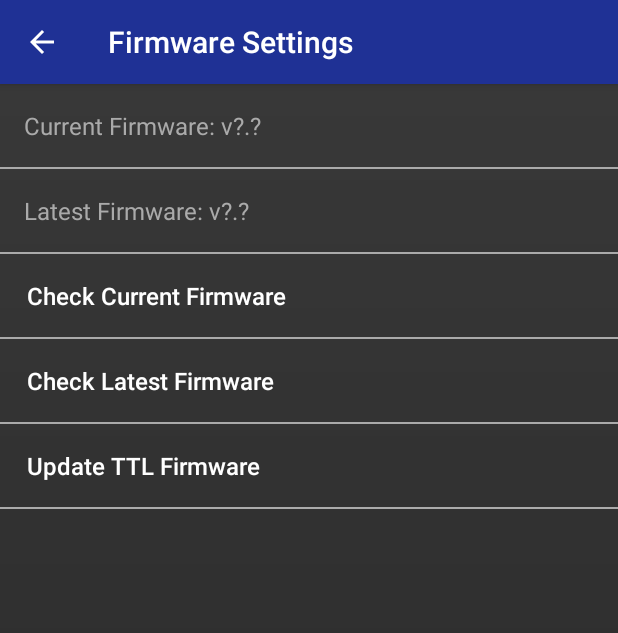
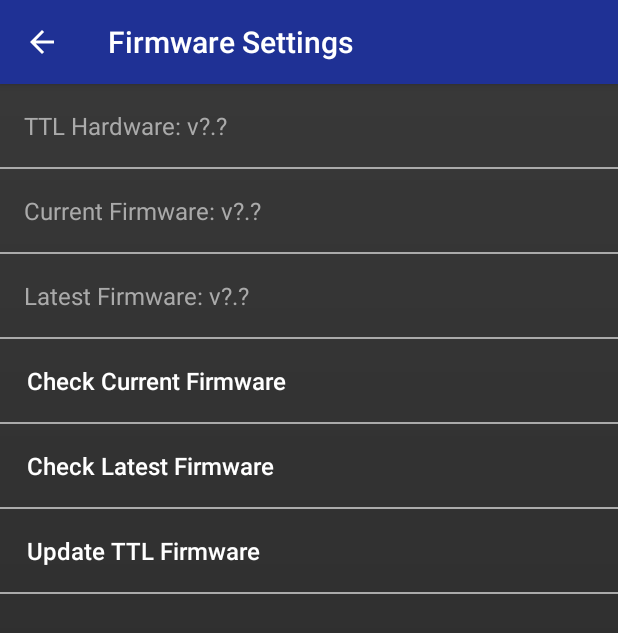
Before and after one commit to Samatthe/TTL-App, an Android app: the FirmwareSettingsActivity screen opened directly, with no data from a screen before it, after a tap on "Check Current Firmware", on a phone screen of 412 x 824 dp. Shown: the top 633 px of the screen. Run offline under Robolectric (Android 15) with nearby library versions, the phone set to English and light mode, and no system bars; 2 statements that could not run were skipped.

Commit message:
HW Version Request
- Improved wireless firmware updates by supporting all hardware versions

```diff
--- a/app/build.gradle
+++ b/app/build.gradle
@@ -8,8 +8,8 @@ android {
         applicationId "com.solid.circuits.TelTail"
         minSdkVersion 24
         targetSdkVersion 28
-        versionCode 6
-        versionName "0.6"
+        versionCode 7
+        versionName "0.7"
     }
     buildTypes {
         release {
--- a/app/src/main/java/com/solid/circuits/TelTail/FirmwareSettingsActivity.java
+++ b/app/src/main/java/com/solid/circuits/TelTail/FirmwareSettingsActivity.java
@@ -78,6 +78,7 @@ public class FirmwareSettingsActivity extends AppCompatActivity {
 
     CheckBox fwAutoCheck;
 
+    int TTL_HW = 0;
     int TTL_FW = 0;
     int Latest_FW = 0;
     File versionFile;
@@ -263,6 +264,8 @@ public class FirmwareSettingsActivity extends AppCompatActivity {
 
         savePreferences();
 
+        unregisterReceiver(mGattUpdateReceiver);
+
         if (mServiceConnection != null) {
             unbindService(mServiceConnection);
         }
@@ -289,7 +292,7 @@ public class FirmwareSettingsActivity extends AppCompatActivity {
     public void onButtonClick(View view){
         switch(view.getId()){
             case R.id.check_current_fw_button: {
-                Toast.makeText(FirmwareSettingsActivity.this, "Reading Current TTL FW", Toast.LENGTH_SHORT).show();
+                //Toast.makeText(FirmwareSettingsActivity.this, "Reading Current TTL FW", Toast.LENGTH_SHORT).show();
                 if (!mBluetoothService.writeBytes(fw_read))
                     Toast.makeText(FirmwareSettingsActivity.this, "Connect to board and try again", Toast.LENGTH_LONG).show();
                 break;
@@ -525,7 +528,7 @@ public class FirmwareSettingsActivity extends AppCompatActivity {
                 finish();
             } else if (BluetoothService.ACTION_DATA_AVAILABLE.equals(action)) {
                 final byte[] data = intent.getByteArrayExtra(BluetoothService.EXTRA_DATA);
-                if(data.length >= 1 && data.length <=4) {
+                if(data.length >= 1 && data.length <=5) {
                     if(RESPONSE_EXPECTED){
                         if(data.length == 1){
                             if((data[0] & 0x0FF) == 0x55){
@@ -553,7 +556,7 @@ public class FirmwareSettingsActivity extends AppCompatActivity {
                         for (int i = 0; i < data.length; i++) {
                             switch (data[i] & 0xFF) {
                                 case 0x74:
-                                    if (i + 2 >= data.length)
+                                    if (i + 4 >= data.length)
                                         break;
                                     TTL_FW = 0;
                                     TTL_FW += (data[i + 1] & 0x0FF);
@@ -561,7 +564,13 @@ public class FirmwareSettingsActivity extends AppCompatActivity {
                                     TextView TTL_FW_VIEW = findViewById(R.id.current_fw_text);
                                     String TTL_FW_TEXT = "Current Firmware: v" + (TTL_FW / 100) + "." + (TTL_FW % 100);
                                     TTL_FW_VIEW.setText(TTL_FW_TEXT);
-                                    i += 2;
+                                    TTL_HW = 0;
+                                    TTL_HW += (data[i + 3] & 0x0FF);
+                                    TTL_HW += (data[i + 4] & 0x0FF) * 100;
+                                    TextView TTL_HW_VIEW = findViewById(R.id.ttl_hw_text);
+                                    String TTL_HW_TEXT = "TTL Hardware: v" + (TTL_HW / 100) + "." + (TTL_HW % 100);
+                                    TTL_HW_VIEW.setText(TTL_HW_TEXT);
+                                    i += 4;
 
                                     if(FIRST_TTL_FW_READ) {
                                         setWarningIcon(false);
@@ -586,7 +595,13 @@ public class FirmwareSettingsActivity extends AppCompatActivity {
 
     private void downloadBinFile() {
         try {
-            URL u = new URL("https://github.com/Samatthe/TTL-Firmware/raw/master/Release%20FW/Teltail%20HW%204v1.bin");
+            URL u = null;
+            if(TTL_HW == 304) {
+                u = new URL("https://github.com/Samatthe/TTL-Firmware/raw/master/Release%20FW/Teltail%20HW%203v4.bin");
+            }else if(TTL_HW == 400 || TTL_HW == 401){
+                u = new URL("https://github.com/Samatthe/TTL-Firmware/raw/master/Release%20FW/Teltail%20HW%204v1.bin");
+            }
+            if(u != null) {
                 URLConnection conn = u.openConnection();
                 int contentLength = conn.getContentLength();
 
@@ -596,8 +611,7 @@ public class FirmwareSettingsActivity extends AppCompatActivity {
                 stream.readFully(buffer);
                 stream.close();
 
-            if (firmwareFile.exists())
-            {
+                if (firmwareFile.exists()) {
                     //Toast.makeText(FirmwareSettingsActivity.this, "Firmware: Deleted", Toast.LENGTH_SHORT).show();
                     firmwareFile.delete();
                 }
@@ -608,6 +622,7 @@ public class FirmwareSettingsActivity extends AppCompatActivity {
                 fos.write(buffer);
                 fos.flush();
                 fos.close();
+            }
         } catch(FileNotFoundException e) {
             Toast.makeText(FirmwareSettingsActivity.this, "Firmware: File not found", Toast.LENGTH_SHORT).show();
             return; // swallow a 404
--- a/app/src/main/java/com/solid/circuits/TelTail/SettingsActivity.java
+++ b/app/src/main/java/com/solid/circuits/TelTail/SettingsActivity.java
@@ -253,11 +253,11 @@ public class SettingsActivity extends AppCompatActivity{
                 finish();
             } else if (BluetoothService.ACTION_DATA_AVAILABLE.equals(action)) {
                 final byte[] data = intent.getByteArrayExtra(BluetoothService.EXTRA_DATA);
-                if(data.length == 3) {
+                if(data.length == 5) {
                     for (int i = 0; i < data.length; i++) {
                         switch (data[i] & 0xFF) {
                             case 0x74:
-                                if(i+2 >= data.length)
+                                if(i+4 >= data.length)
                                     break;
                                 TTL_FW = 0;
                                 TTL_FW += (data[i + 1] & 0x0FF);
@@ -265,7 +265,7 @@ public class SettingsActivity extends AppCompatActivity{
                                 TextView TTL_FW_VIEW = findViewById(R.id.ttl_fw_text);
                                 String TTL_FW_TEXT = "v"+(TTL_FW/100)+"."+(TTL_FW%100);
                                 TTL_FW_VIEW.setText(TTL_FW_TEXT);
-                                i+=2;
+                                i+=4;
                                 break;
                         }
                     }
--- a/app/src/main/res/layout/activity_firmware_settings.xml
+++ b/app/src/main/res/layout/activity_firmware_settings.xml
@@ -15,6 +15,24 @@
             android:orientation="vertical">
 
             <TextView
+                android:id="@+id/ttl_hw_text"
+                android:text="TTL Hardware: v?.?"
+                android:textSize="@dimen/settings_text_size"
+                android:gravity="center_vertical"
+                android:textColor="@android:color/darker_gray"
+                android:layout_width="wrap_content"
+                android:layout_height="@dimen/settings_height"
+                android:paddingLeft="16dp"/>
+
+
+            <View android:id="@+id/blue_spacer0"
+                android:layout_width="match_parent"
+                android:layout_height="1dp"
+                android:background="@drawable/button_spacer"
+                android:layout_below="@id/ttl_hw_text"/>
+
+
+            <TextView
                 android:id="@+id/current_fw_text"
                 android:text="Current Firmware: v?.?"
                 android:textSize="@dimen/settings_text_size"
@@ -22,7 +40,8 @@
                 android:textColor="@android:color/darker_gray"
                 android:layout_width="wrap_content"
                 android:layout_height="@dimen/settings_height"
-                android:paddingLeft="16dp"/>
+                android:paddingLeft="16dp"
+                android:layout_below="@id/blue_spacer0"/>
 
             <ImageView
                 android:id="@+id/ttl_fw_warning_icon"
@@ -31,7 +50,8 @@
                 android:layout_toRightOf="@id/current_fw_text"
                 android:gravity="center_vertical"
                 android:src="@mipmap/ic_red_warning_foreground"
-                android:visibility="invisible"/>
+                android:visibility="invisible"
+                android:layout_below="@id/blue_spacer0"/>
 
 
             <View android:id="@+id/blue_spacer1"
@@ -137,8 +157,8 @@
 
 
             <Button
-                android:id="@+id/update_fw_button"
-                android:text="Update TTL Firmware"
+                android:id="@+id/custom_fw_button"
+                android:text="Choose Custom Firmware File"
                 android:textStyle="normal"
                 android:textAlignment="textStart"
                 android:textSize="@dimen/settings_text_size"
@@ -149,10 +169,35 @@
                 android:layout_below="@id/blue_spacer5"
                 android:textAllCaps="false"
                 android:onClick="onButtonClick"
+                android:textColor="@android:color/white"
+                android:visibility="gone"/>
+
+
+            <View android:id="@+id/blue_spacer6"
+                android:layout_width="match_parent"
+                android:layout_height="1dp"
+                android:background="@drawable/button_spacer"
+                android:layout_below="@id/custom_fw_button"
+                android:visibility="gone"/>
+
+
+            <Button
+                android:id="@+id/update_fw_button"
+                android:text="Update TTL Firmware"
+                android:textStyle="normal"
+                android:textAlignment="textStart"
+                android:textSize="@dimen/settings_text_size"
+                android:layout_marginLeft="@dimen/settings_left_pad"
+                android:layout_width="match_parent"
+                android:layout_height="@dimen/settings_height"
+                style="?android:attr/borderlessButtonStyle"
+                android:layout_below="@id/blue_spacer6"
+                android:textAllCaps="false"
+                android:onClick="onButtonClick"
                 android:textColor="@android:color/white"/>
 
 
-            <View android:id="@+id/blue_spacer6"
+            <View android:id="@+id/blue_spacer7"
                 android:layout_width="match_parent"
                 android:layout_height="1dp"
                 android:background="@drawable/button_spacer"
```
Also changed, not shown: 2 other files. Lines whose indentation alone changed are shown as unchanged.
